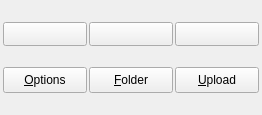
ckaiser/Lightscreen, file lightscreenwindow.ui: the form before one commit.
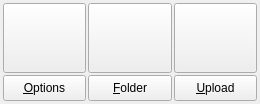
The form after the commit. Icons and pictures are not drawn.

Commit message: Some sizing tweaks to the main window. Added support for dragging out the (temporary) screenshot file out of the Preview dialog.

```diff
--- a/lightscreenwindow.ui
+++ b/lightscreenwindow.ui
@@ -6,8 +6,8 @@
    <rect>
     <x>0</x>
     <y>0</y>
-    <width>262</width>
-    <height>115</height>
+    <width>260</width>
+    <height>104</height>
    </rect>
   </property>
   <property name="sizePolicy">
@@ -16,6 +16,12 @@
     <verstretch>0</verstretch>
    </sizepolicy>
   </property>
+  <property name="minimumSize">
+   <size>
+    <width>260</width>
+    <height>0</height>
+   </size>
+  </property>
   <property name="windowTitle">
    <string>Lightscreen</string>
   </property>
@@ -39,10 +45,16 @@
     </property>
     <item row="0" column="1">
      <widget class="QPushButton" name="areaPushButton">
+      <property name="sizePolicy">
+       <sizepolicy hsizetype="Expanding" vsizetype="Expanding">
+        <horstretch>0</horstretch>
+        <verstretch>0</verstretch>
+       </sizepolicy>
+      </property>
       <property name="minimumSize">
        <size>
-        <width>24</width>
-        <height>24</height>
+        <width>70</width>
+        <height>70</height>
        </size>
       </property>
       <property name="toolTip">
@@ -70,10 +82,16 @@
     </item>
     <item row="0" column="2">
      <widget class="QPushButton" name="windowPushButton">
+      <property name="sizePolicy">
+       <sizepolicy hsizetype="Expanding" vsizetype="Expanding">
+        <horstretch>0</horstretch>
+        <verstretch>0</verstretch>
+       </sizepolicy>
+      </property>
       <property name="minimumSize">
        <size>
-        <width>24</width>
-        <height>24</height>
+        <width>70</width>
+        <height>70</height>
        </size>
       </property>
       <property name="toolTip">
@@ -164,10 +182,16 @@
     </item>
     <item row="0" column="0">
      <widget class="QPushButton" name="screenPushButton">
+      <property name="sizePolicy">
+       <sizepolicy hsizetype="Expanding" vsizetype="Expanding">
+        <horstretch>0</horstretch>
+        <verstretch>0</verstretch>
+       </sizepolicy>
+      </property>
       <property name="minimumSize">
        <size>
-        <width>24</width>
-        <height>24</height>
+        <width>70</width>
+        <height>70</height>
        </size>
       </property>
       <property name="toolTip">
```
Left out of the diff: 11 changed lines with no effect on the pictures. The commit also changes 3 other files.
